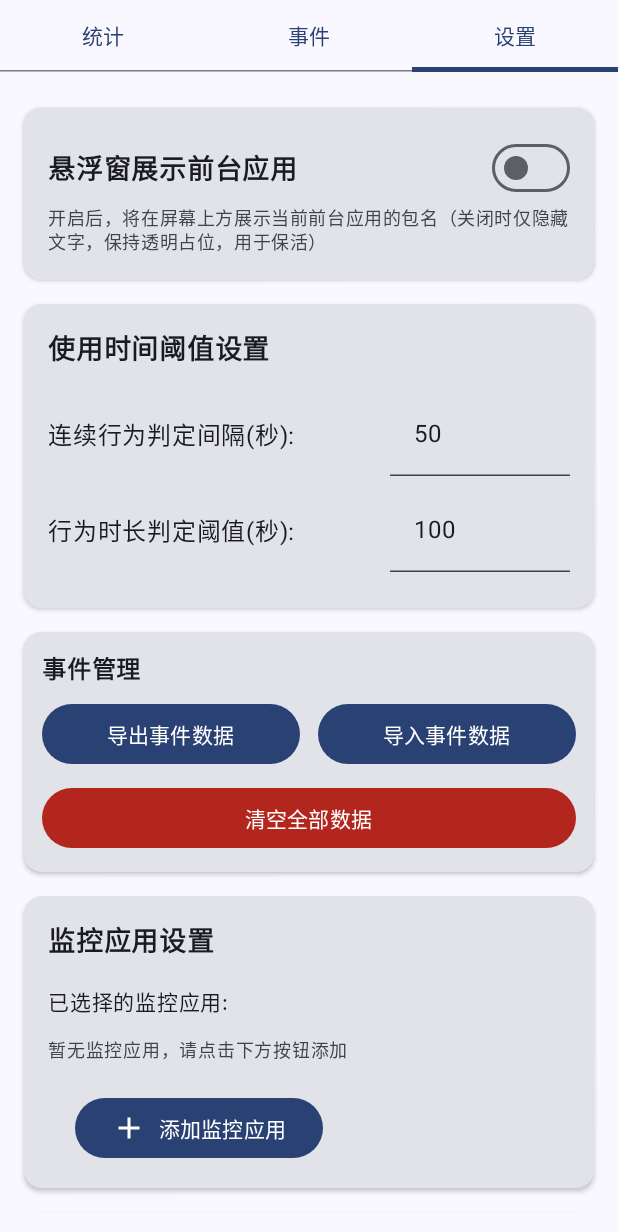
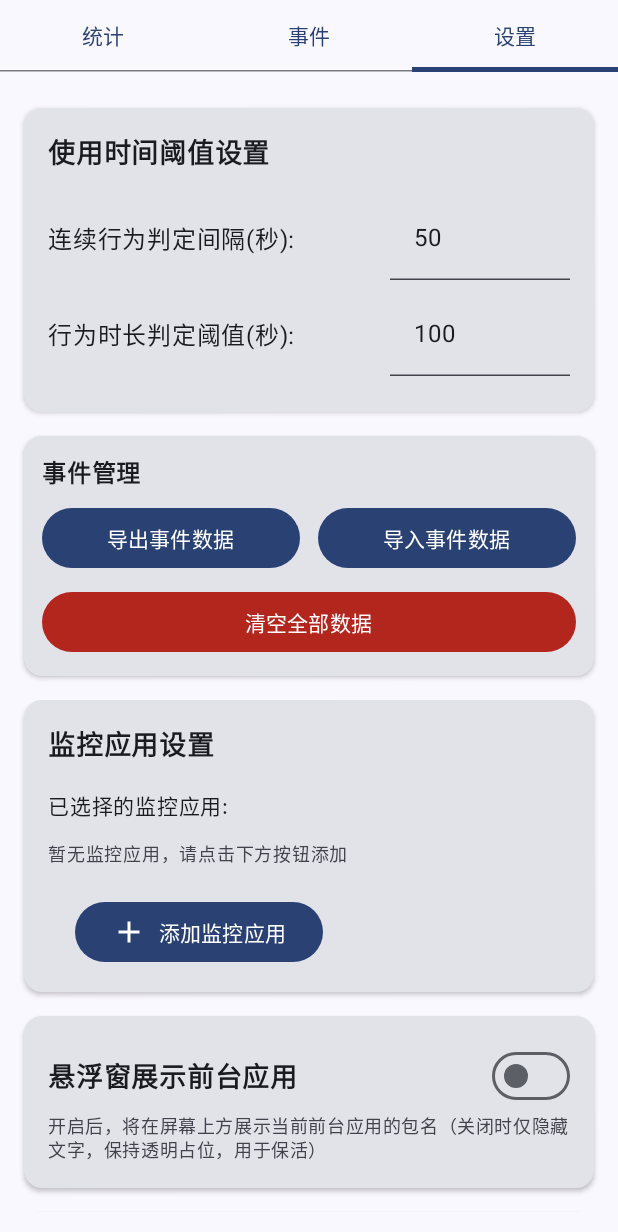
Before and after one commit to dazo6/milkmilk, an Android app built with Jetpack Compose: the screen it shows after launch (MainActivity), tab 3 chosen, on a phone screen of 412 x 824 dp. Shown: the top 1232 px of the screen. Run offline under Robolectric (Android 15) with nearby library versions, the phone set to English and light mode, and no system bars; our stand-ins replace Room's generated code, livedata-compose, paging.

Commit message:
调整设置位置

```diff
--- a/app/src/main/java/com/dazo66/milkmilk/MainActivity.kt
+++ b/app/src/main/java/com/dazo66/milkmilk/MainActivity.kt
@@ -1172,33 +1172,6 @@ fun SettingsTab(viewModel: MainViewModel) {
             .padding(16.dp)
             .verticalScroll(rememberScrollState())
     ) {
-        // 悬浮窗设置
-        Card(
-            modifier = Modifier
-                .fillMaxWidth()
-                .padding(vertical = 8.dp),
-            elevation = CardDefaults.cardElevation(defaultElevation = 2.dp)
-        ) {
-            Column(modifier = Modifier.padding(16.dp)) {
-                Row(verticalAlignment = Alignment.CenterVertically) {
-                    Text(
-                        "悬浮窗展示前台应用",
-                        fontWeight = FontWeight.Bold,
-                        fontSize = 18.sp,
-                        modifier = Modifier.weight(1f)
-                    )
-                    androidx.compose.material3.Switch(
-                        checked = viewModel.floatingWindowEnabled,
-                        onCheckedChange = { viewModel.saveFloatingWindowEnabled(it) }
-                    )
-                }
-                Text(
-                    "开启后，将在屏幕上方展示当前前台应用的包名（关闭时仅隐藏文字，保持透明占位，用于保活）",
-                    style = MaterialTheme.typography.bodySmall,
-                    color = MaterialTheme.colorScheme.onSurfaceVariant
-                )
-            }
-        }
 
         // 阈值设置
         Card(
@@ -1358,7 +1331,6 @@ fun SettingsTab(viewModel: MainViewModel) {
                 }
             }
         }
-
         // 悬浮窗设置
         Card(
             modifier = Modifier
@@ -1367,18 +1339,23 @@ fun SettingsTab(viewModel: MainViewModel) {
             elevation = CardDefaults.cardElevation(defaultElevation = 2.dp)
         ) {
             Column(modifier = Modifier.padding(16.dp)) {
-                Text("悬浮窗设置", fontWeight = FontWeight.Bold, fontSize = 18.sp)
-                Spacer(modifier = Modifier.height(16.dp))
                 Row(verticalAlignment = Alignment.CenterVertically) {
-                    Text("显示前台应用包名", modifier = Modifier.weight(1f))
+                    Text(
+                        "悬浮窗展示前台应用",
+                        fontWeight = FontWeight.Bold,
+                        fontSize = 18.sp,
+                        modifier = Modifier.weight(1f)
+                    )
                     androidx.compose.material3.Switch(
                         checked = viewModel.floatingWindowEnabled,
-                        onCheckedChange = {
-                            viewModel.floatingWindowEnabled = it
-                            viewModel.saveFloatingWindowEnabled(context)
-                        }
+                        onCheckedChange = { viewModel.saveFloatingWindowEnabled(it) }
                     )
                 }
+                Text(
+                    "开启后，将在屏幕上方展示当前前台应用的包名（关闭时仅隐藏文字，保持透明占位，用于保活）",
+                    style = MaterialTheme.typography.bodySmall,
+                    color = MaterialTheme.colorScheme.onSurfaceVariant
+                )
             }
         }
 
```
